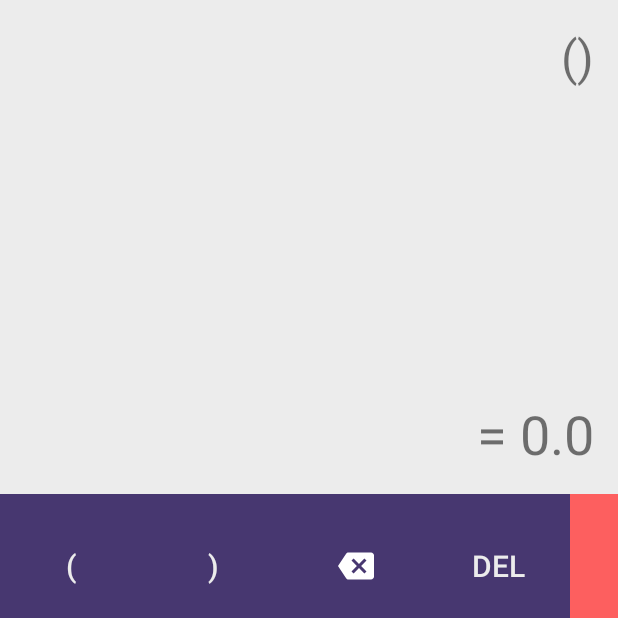
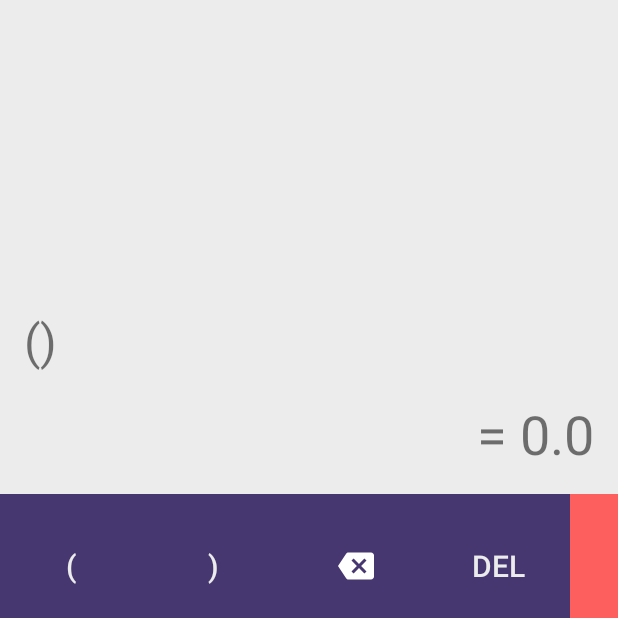
Before and after one commit to Egor-Ruban/Calculator, an Android app: the screen it shows after launch (MainActivity), after a tap on an icon or button, on a phone screen of 412 x 824 dp, the top half of it. Run offline under Robolectric (Android 15) with nearby library versions, the phone set to English and light mode, and no system bars; 1 other tap on this screen came first.

```diff
--- a/app/src/main/java/ru/skillbranch/calculator/MainActivity.kt
+++ b/app/src/main/java/ru/skillbranch/calculator/MainActivity.kt
@@ -1,14 +1,14 @@
 package ru.skillbranch.calculator
 
-import androidx.appcompat.app.AppCompatActivity
 import android.os.Bundle
-import android.util.Log
+import android.text.method.ScrollingMovementMethod
 import android.view.View
 import android.widget.Button
 import android.widget.ImageButton
-import android.widget.ImageView
 import android.widget.TextView
+import androidx.appcompat.app.AppCompatActivity
 import kotlinx.android.synthetic.main.activity_main.*
+
 
 class MainActivity : AppCompatActivity(), View.OnClickListener {
     private lateinit var btnOne:Button
@@ -48,6 +48,7 @@ class MainActivity : AppCompatActivity(), View.OnClickListener {
         tvEquation.text = savedInstanceState?.getString("EQUATION") ?: ""
         tvAnswer.text = savedInstanceState?.getString("ANSWER") ?: "= 0.0"
         inputEquation = mutableListOf("")
+        tvEquation.movementMethod = ScrollingMovementMethod()
     }
 
 
@@ -76,7 +77,7 @@ class MainActivity : AppCompatActivity(), View.OnClickListener {
     }
 
     private fun addToInput(char:String){
-        tvEquation.text = "${tvEquation.text}$char"
+        tvEquation.append(char)
         when(char){
             "0","1","2","3","4","5","6","7","8","9","." ->
                                                 if(inputEquation.last().matches(Regex("([1-9]|[.])+"))){
--- a/app/src/main/res/layout/activity_main.xml
+++ b/app/src/main/res/layout/activity_main.xml
@@ -11,6 +11,7 @@
         android:layout_height="0dp"
         android:orientation="vertical"
         android:layout_weight="2">
+
         <TextView
             android:id="@+id/tv_equation"
             android:layout_width="match_parent"
@@ -18,7 +19,7 @@
             android:layout_weight="1"
             tools:hint = "1+2"
             style="@style/Header.Equation"
-            android:maxLines="5" />
+            android:gravity="bottom"/>
         <TextView
             android:id="@+id/tv_answer"
             android:layout_width="match_parent"
```
